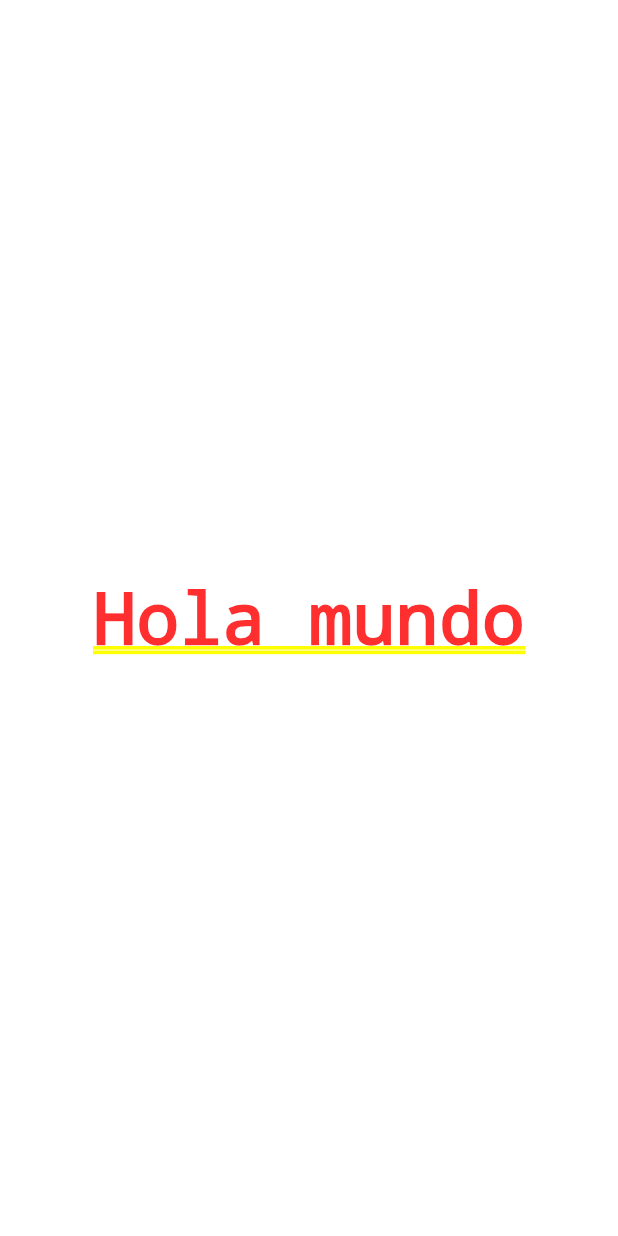
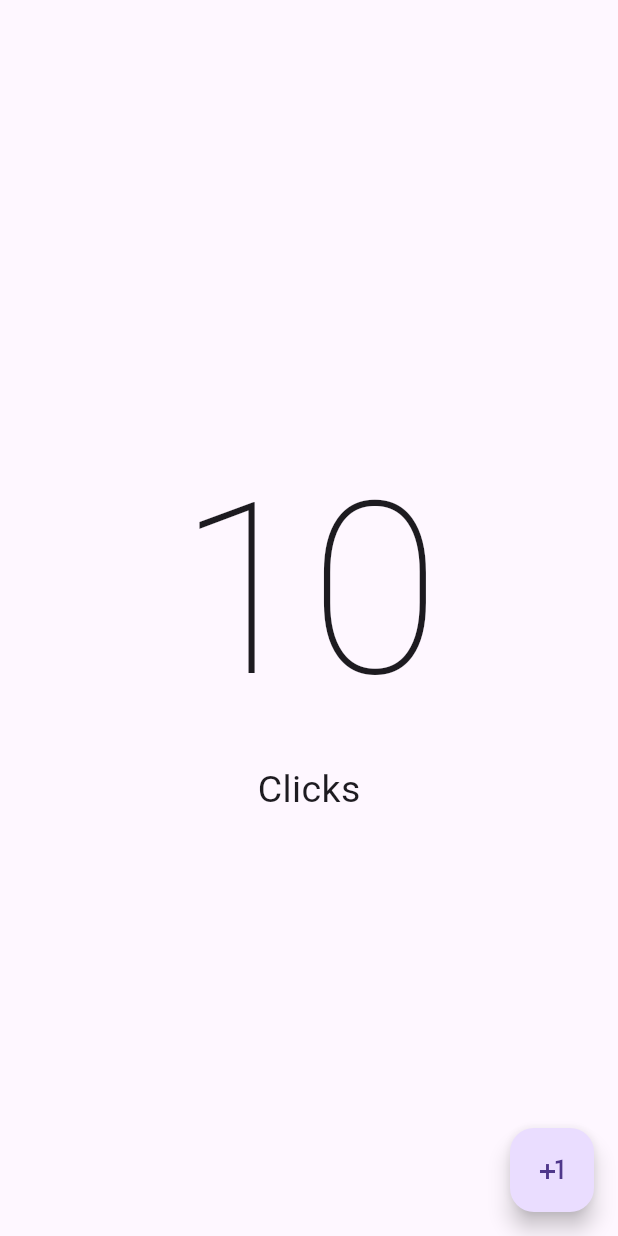
Before and after one commit to JPosda14/FlutterPractice, a Flutter app: the screen it shows after launch, on a phone screen of 412 x 824 dp. Run offline on Flutter 3.47's test engine with Material 3 defaults, Android fonts, the phone set to English and light mode, and no system bars.

Commit message:
second commit

```diff
--- a/lib/main.dart
+++ b/lib/main.dart
@@ -1,15 +1,20 @@
 import 'package:flutter/material.dart';
+import 'package:hello_world_app/presentation/screens/counter/counter_screen.dart';
 
 void main(){
 
-  runApp (MyApp());
+  runApp (const MyApp());
 }
 
 class MyApp extends StatelessWidget{
+
+  const MyApp({super.key});
+
   @override
   Widget build(BuildContext context) {
-    return MaterialApp(
-      home: Center(child: Text('Hola mundo')),
+    return const MaterialApp(
+      debugShowCheckedModeBanner: false,
+      home: CounterScreen()
     );
   }
 
--- /dev/null
+++ b/lib/presentation/screens/counter/counter_screen.dart
@@ -0,0 +1,21 @@
+import 'package:flutter/material.dart';
+
+class CounterScreen extends StatelessWidget {
+  const CounterScreen({super.key});
+
+  @override
+  Widget build(BuildContext context) {
+    return Scaffold(
+        body: const Center(
+            child: Column(
+      mainAxisAlignment: MainAxisAlignment.center,
+      children: [Text('10', style: TextStyle(fontSize: 160, fontWeight: FontWeight.w100)),
+      Text('Clicks',  style: TextStyle(fontSize: 25))],
+    )),
+    floatingActionButton: FloatingActionButton(
+      onPressed: (){
+        },
+        child: const Icon(Icons.plus_one),
+    ),);
+  }
+}
```
